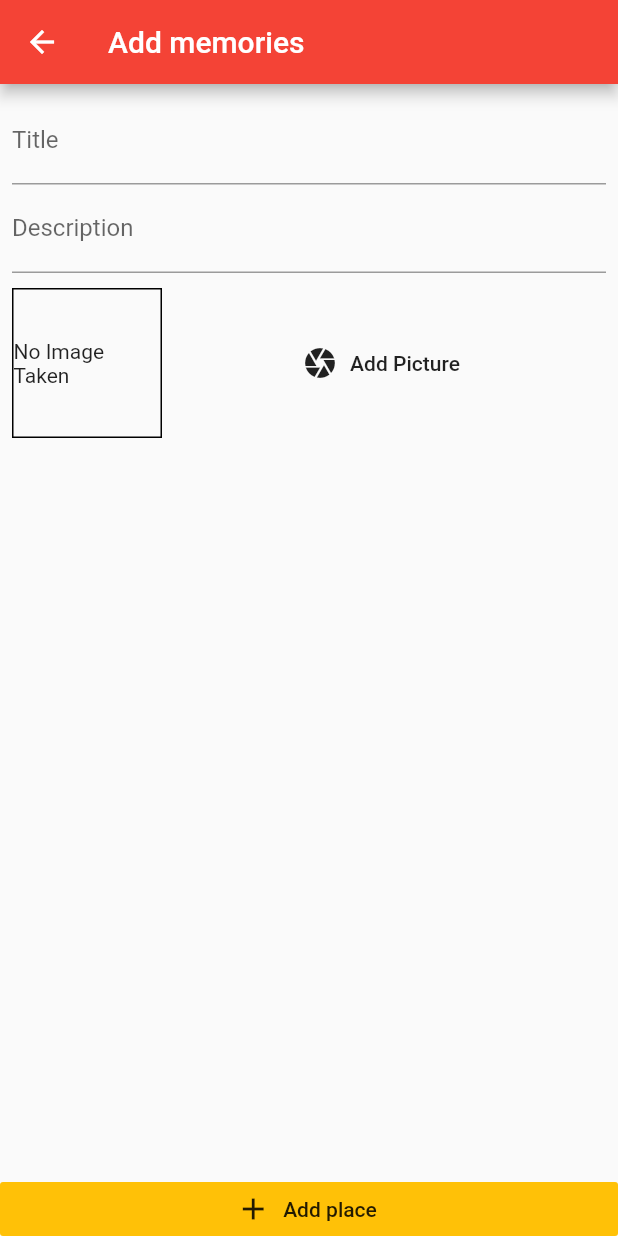
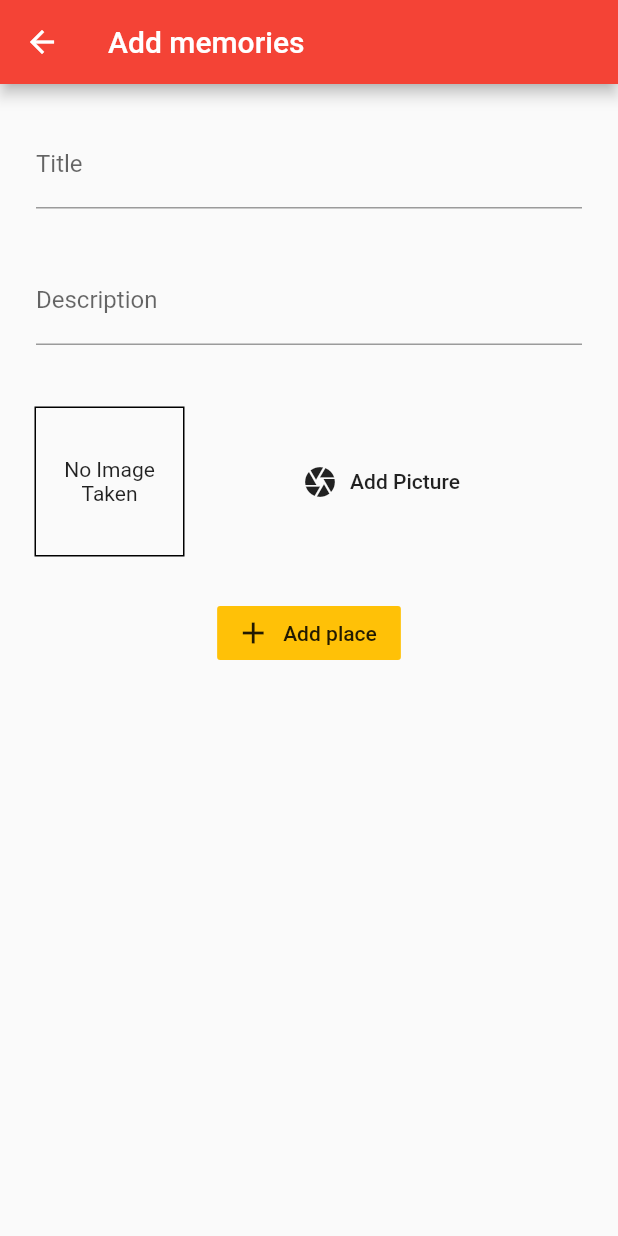
Before and after one commit to AkhileshManda/MyMemories, a Flutter app: the AddMemories screen opened by its route, on a phone screen of 412 x 824 dp. Run offline on Flutter 3.47's test engine with Material 2 defaults, Android fonts, the phone set to English and light mode, and no system bars; our stand-ins replace audioplayers, carousel_slider, image_picker, sqflite; missing offline and left inert: arcore_flutter_plugin; accounts and stored records are empty; network calls fail.

Commit message:
UI changes

```diff
--- a/lib/Widgets/image_input.dart
+++ b/lib/Widgets/image_input.dart
@@ -41,17 +41,19 @@ class _ImageInputState extends State<ImageInput> {
 
   @override
   Widget build(BuildContext context) {
-    return Row(
+    return Padding(
+      padding: const EdgeInsets.all(15.0),
+      child: Row(
         children: [
           Container(
             width: 100, height: 100,
             decoration: BoxDecoration(border: Border.all(width: 1)),
             child: _storedImage !=null ? Image.file(_storedImage,
               fit: BoxFit.cover, width: double.infinity,)
-              : Text('No Image Taken'),
+                : Text('No Image Taken',textAlign: TextAlign.center,),
           alignment: Alignment.center,
           ),
-        SizedBox(height: 10,),
+          const SizedBox(height: 10,),
 
           Expanded(
               child: FlatButton.icon(
@@ -61,6 +63,7 @@ class _ImageInputState extends State<ImageInput> {
               )
           )
         ],
+      ),
     );
   }
 }
--- a/lib/providers/great_memories.dart
+++ b/lib/providers/great_memories.dart
@@ -1,12 +1,20 @@
+import 'dart:math';
+
 import 'package:arcore/Database/db_helper.dart';
 import 'package:arcore/models/memories.dart';
 import 'package:flutter/cupertino.dart';
+import 'package:flutter/services.dart';
 import 'dart:io';
-
+import 'package:http/http.dart' as http;
+import 'package:path_provider/path_provider.dart';
 class GreatMemories with ChangeNotifier{
 
-  List<Memories> _items =[];
 
+
+
+  List<Memories>  _items =  [
+
+  ];
   List<Memories> get items{
     return [..._items];
   }
--- a/lib/screens/add_memories.dart
+++ b/lib/screens/add_memories.dart
@@ -43,28 +43,33 @@ class _AddMemoriesState extends State<AddMemories> {
       ),
       body: Column(
         //mainAxisAlignment: MainAxisAlignment.spaceBetween,
-        crossAxisAlignment: CrossAxisAlignment.stretch,
+        //crossAxisAlignment: CrossAxisAlignment.stretch,
         children: [
 
-          Expanded(
-              child: SingleChildScrollView(
+          SingleChildScrollView(
             child: Padding(
               padding: const EdgeInsets.all(8.0),
               child: Column(
                 children: [
 
-                      TextField(
+                  Padding(
+                    padding: const EdgeInsets.all(16.0),
+                    child: TextField(
                       controller: _titleController,
                       decoration: InputDecoration(
                         labelText: 'Title',
 
                       ),
                     ),
-                      TextField(
+                  ),
+                  Padding(
+                    padding: const EdgeInsets.all(16.0),
+                    child: TextField(
                       controller: _descController,
                       decoration: InputDecoration(
                         labelText: 'Description',
 
+                      ),
                     ),
                   ),
 
@@ -77,19 +82,21 @@ class _AddMemoriesState extends State<AddMemories> {
                 ],
               ),
             ),
-              )
           ),
 
 
 
 
-          RaisedButton.icon(
+          Padding(
+            padding: const EdgeInsets.all(10.0),
+            child: RaisedButton.icon(
               color: Colors.amber,
                 onPressed:_saveMemory,
                 icon: Icon(Icons.add),
               label: Text('Add place'),
               elevation: 0,
               materialTapTargetSize: MaterialTapTargetSize.shrinkWrap,
+            ),
           )
 
         ],
--- a/pubspec.yaml
+++ b/pubspec.yaml
@@ -42,6 +42,8 @@ dependencies:
   path_provider: ^2.0.1
   path: ^1.6.2
   sqflite: ^2.0.1
+  uri_to_file: ^0.2.0
+  http: ^0.13.4
 
 
 
```
Also changed, not shown: lib/Widgets/carousel.dart (+8 -2 lines), lib/Widgets/memories_widget.dart (+37 -14 lines), lib/Widgets/sample_card_view.dart (added, +67 -0 lines), lib/screens/home.dart (+25 -6 lines), lib/screens/memories_details_screen.dart (+63 -0 lines), pubspec.lock. Lines whose indentation alone changed are shown as unchanged.
